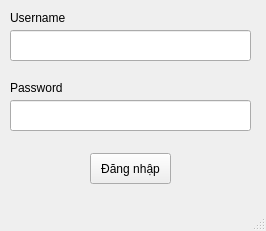
First picture: the form in Buổi 5/pyqt_ui.ui, repository MaiNgocChau9/Python-App-A-, before the edit.
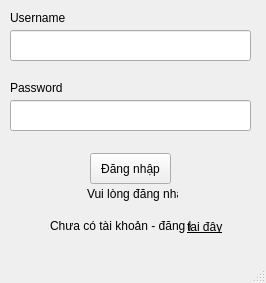
Second picture: the form after the edit.

```diff
--- a/Buổi 5/pyqt_ui.ui
+++ b/Buổi 5/pyqt_ui.ui
@@ -7,7 +7,7 @@
     <x>0</x>
     <y>0</y>
     <width>266</width>
-    <height>231</height>
+    <height>283</height>
    </rect>
   </property>
   <property name="windowTitle">
@@ -73,6 +73,50 @@
      <string>Đăng nhập</string>
     </property>
    </widget>
+   <widget class="QLabel" name="label_3">
+    <property name="geometry">
+     <rect>
+      <x>50</x>
+      <y>218</y>
+      <width>141</width>
+      <height>16</height>
+     </rect>
+    </property>
+    <property name="text">
+     <string>Chưa có tài khoản - đăng ký</string>
+    </property>
+   </widget>
+   <widget class="QLabel" name="label_4">
+    <property name="geometry">
+     <rect>
+      <x>187</x>
+      <y>220</y>
+      <width>47</width>
+      <height>13</height>
+     </rect>
+    </property>
+    <property name="font">
+     <font>
+      <underline>true</underline>
+     </font>
+    </property>
+    <property name="text">
+     <string>tại đây</string>
+    </property>
+   </widget>
+   <widget class="QLabel" name="label_5">
+    <property name="geometry">
+     <rect>
+      <x>87</x>
+      <y>186</y>
+      <width>91</width>
+      <height>16</height>
+     </rect>
+    </property>
+    <property name="text">
+     <string>Vui lòng đăng nhập</string>
+    </property>
+   </widget>
   </widget>
   <widget class="QMenuBar" name="menubar">
    <property name="geometry">
```
Left out of the diff: 2 changed lines with no effect on the pictures.
